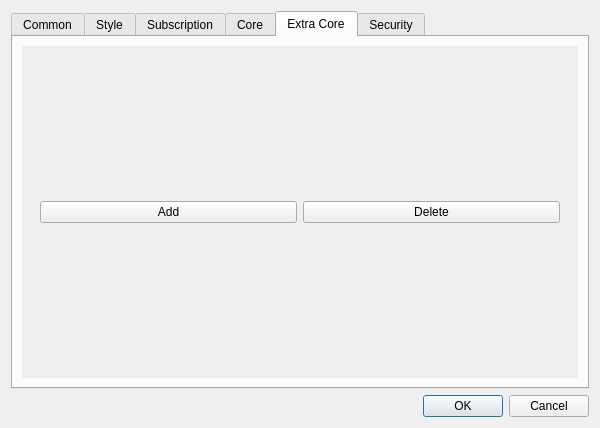
First picture: the form in ui/dialog_basic_settings.ui, repository DavidYordan/nekoray, before the edit.
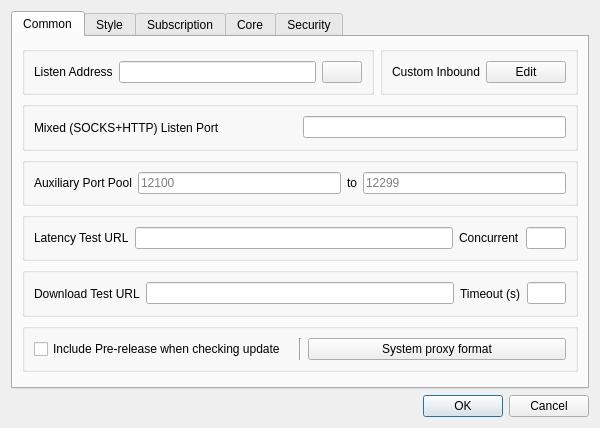
Second picture: the form after the edit. The open tabs and pages were chosen to show the change. Custom widgets are drawn as their Qt base class.

Commit message: Remove external core execution support

Diff of the .ui file:
```diff
--- a/ui/dialog_basic_settings.ui
+++ b/ui/dialog_basic_settings.ui
@@ -684,61 +684,6 @@
        </item>
       </layout>
      </widget>
-     <widget class="QWidget" name="tab_6">
-      <attribute name="title">
-       <string>Extra Core</string>
-      </attribute>
-      <layout class="QVBoxLayout" name="verticalLayout_5">
-       <item>
-        <widget class="QScrollArea" name="extra_core_box_scrollArea">
-         <property name="frameShape">
-          <enum>QFrame::NoFrame</enum>
-         </property>
-         <property name="widgetResizable">
-          <bool>true</bool>
-         </property>
-         <widget class="QWidget" name="extra_core_box_scrollAreaWidgetContents">
-          <property name="geometry">
-           <rect>
-            <x>0</x>
-            <y>0</y>
-            <width>632</width>
-            <height>299</height>
-           </rect>
-          </property>
-          <layout class="QVBoxLayout" name="verticalLayout_6">
-           <item>
-            <widget class="QWidget" name="horizontalWidget_4" native="true">
-             <property name="sizePolicy">
-              <sizepolicy hsizetype="Preferred" vsizetype="Maximum">
-               <horstretch>0</horstretch>
-               <verstretch>0</verstretch>
-              </sizepolicy>
-             </property>
-             <layout class="QHBoxLayout" name="horizontalLayout_8">
-              <item>
-               <widget class="QPushButton" name="extra_core_add">
-                <property name="text">
-                 <string>Add</string>
-                </property>
-               </widget>
-              </item>
-              <item>
-               <widget class="QPushButton" name="extra_core_del">
-                <property name="text">
-                 <string>Delete</string>
-                </property>
-               </widget>
-              </item>
-             </layout>
-            </widget>
-           </item>
-          </layout>
-         </widget>
-        </widget>
-       </item>
-      </layout>
-     </widget>
      <widget class="QWidget" name="tab_5">
       <attribute name="title">
        <string>Security</string>
```
The commit also changes 21 other files.
